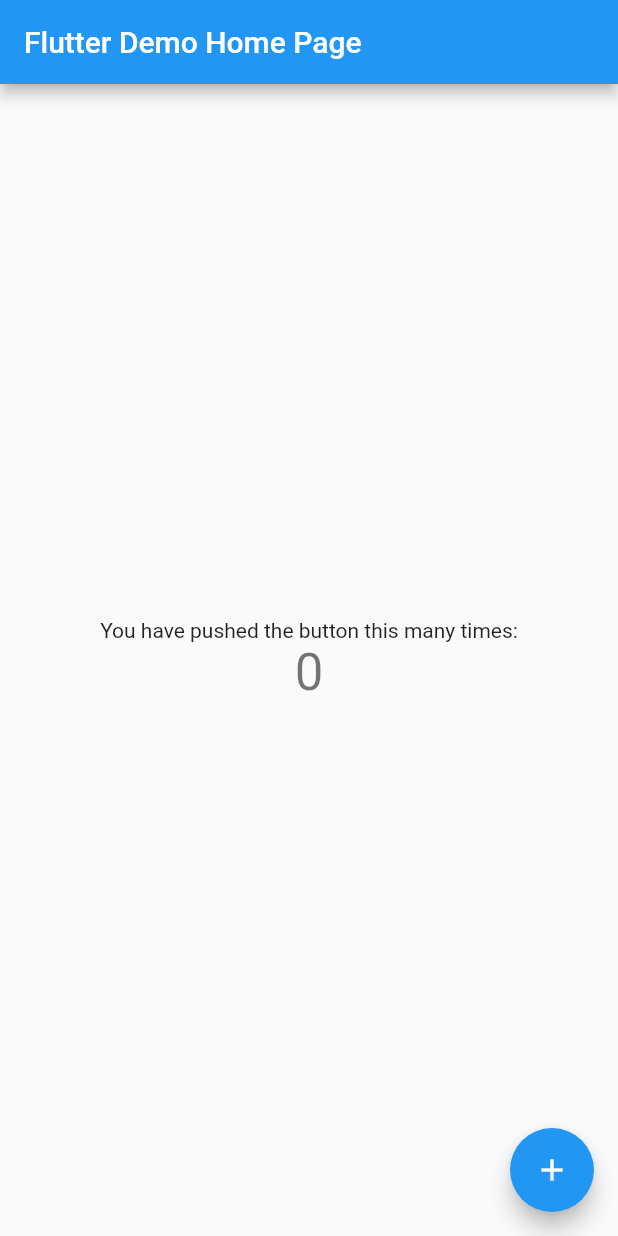
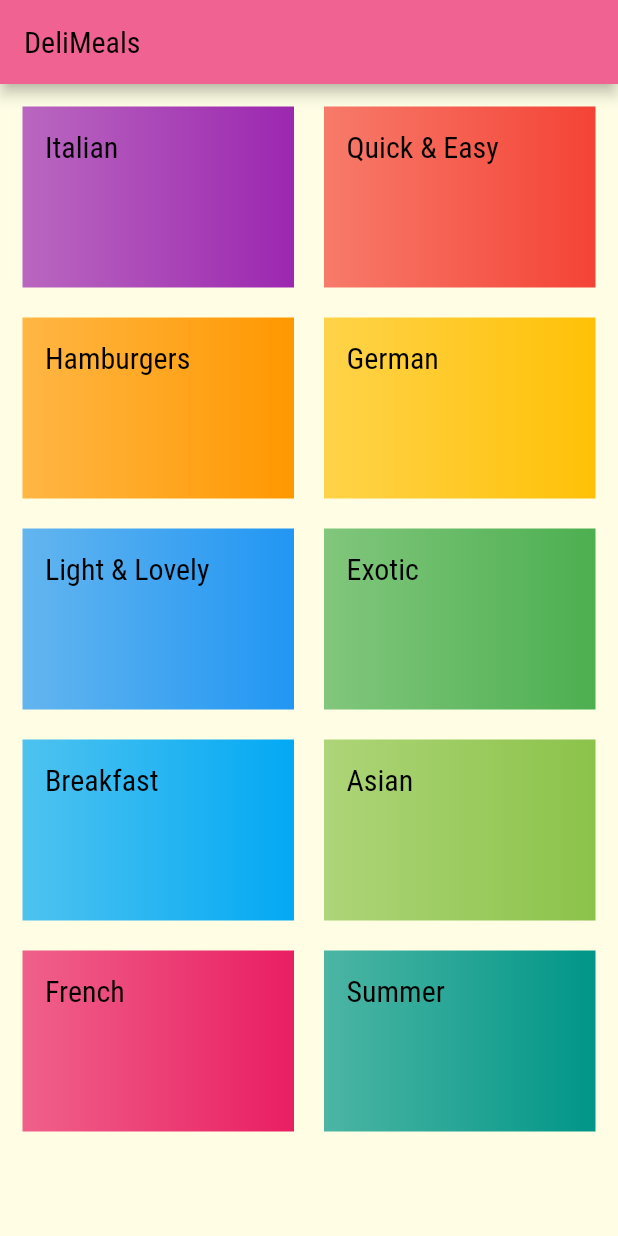
Before and after one commit to SpruceGabriela/meals-app, a Flutter app: the screen it shows after launch, on a phone screen of 412 x 824 dp. Run offline on Flutter 3.47's test engine with Material 2 defaults, Android fonts, the phone set to English and light mode, and no system bars.

Commit message:
configuring the categories screen style

```diff
--- /dev/null
+++ b/lib/categories_screen.dart
@@ -0,0 +1,28 @@
+import 'package:flutter/material.dart';
+import './dummy_data.dart';
+import './category_item.dart';
+
+class CategoriesScreen extends StatelessWidget {
+  @override
+  Widget build(BuildContext context) {
+    return Scaffold(
+      appBar: AppBar(
+        title: Text(
+          'DeliMeals',
+          style: Theme.of(context).textTheme.title
+          ),
+        backgroundColor: Theme.of(context).primaryColor,
+      ),
+      body: GridView(
+        padding: const EdgeInsets.all(15),
+      children: DUMMY_CATEGORIES.map((catData) => CategoryItem(catData.title, catData.color)).toList(),
+      gridDelegate: SliverGridDelegateWithMaxCrossAxisExtent(
+        maxCrossAxisExtent: 200,
+        childAspectRatio: 3 / 2,
+        crossAxisSpacing: 20,
+        mainAxisSpacing: 20,
+        ),
+      ),
+    );
+  }
+}
--- /dev/null
+++ b/lib/category_item.dart
@@ -0,0 +1,28 @@
+import 'package:flutter/material.dart';
+
+import './models/category.dart';
+
+class CategoryItem extends StatelessWidget {
+  final String title;
+  final Color color;
+
+  CategoryItem(this.title, this.color);
+
+  @override
+  Widget build(BuildContext context) {
+    return Container(
+      padding: const EdgeInsets.all(15),
+      child: Text(title, style: Theme.of(context).textTheme.title,),
+      decoration: BoxDecoration(
+        gradient: LinearGradient(
+          colors: [
+            color.withOpacity(0.7),
+            color,
+          ],
+          begin: Alignment.bottomLeft,
+          end: Alignment.bottomRight
+        ),
+      ),
+    );
+  }
+}
--- /dev/null
+++ b/lib/dummy_data.dart
@@ -0,0 +1,56 @@
+import 'package:flutter/material.dart';
+
+import './models/category.dart';
+
+const DUMMY_CATEGORIES = const [
+  Category(
+    id: 'c1',
+    title: 'Italian',
+    color: Colors.purple,
+  ),
+  Category(
+    id: 'c2',
+    title: 'Quick & Easy',
+    color: Colors.red,
+  ),
+  Category(
+    id: 'c3',
+    title: 'Hamburgers',
+    color: Colors.orange,
+  ),
+  Category(
+    id: 'c4',
+    title: 'German',
+    color: Colors.amber,
+  ),
+  Category(
+    id: 'c5',
+    title: 'Light & Lovely',
+    color: Colors.blue,
+  ),
+  Category(
+    id: 'c6',
+    title: 'Exotic',
+    color: Colors.green,
+  ),
+  Category(
+    id: 'c7',
+    title: 'Breakfast',
+    color: Colors.lightBlue,
+  ),
+  Category(
+    id: 'c8',
+    title: 'Asian',
+    color: Colors.lightGreen,
+  ),
+  Category(
+    id: 'c9',
+    title: 'French',
+    color: Colors.pink,
+  ),
+  Category(
+    id: 'c10',
+    title: 'Summer',
+    color: Colors.teal,
+  ),
+];
--- a/lib/main.dart
+++ b/lib/main.dart
@@ -1,111 +1,33 @@
 import 'package:flutter/material.dart';
+import './categories_screen.dart';
 
 void main() => runApp(MyApp());
 
 class MyApp extends StatelessWidget {
-  // This widget is the root of your application.
   @override
   Widget build(BuildContext context) {
     return MaterialApp(
-      title: 'Flutter Demo',
+      title: 'DeliMeal',
       theme: ThemeData(
-        // This is the theme of your application.
-        //
-        // Try running your application with "flutter run". You'll see the
-        // application has a blue toolbar. Then, without quitting the app, try
-        // changing the primarySwatch below to Colors.green and then invoke
-        // "hot reload" (press "r" in the console where you ran "flutter run",
-        // or simply save your changes to "hot reload" in a Flutter IDE).
-        // Notice that the counter didn't reset back to zero; the application
-        // is not restarted.
-        primarySwatch: Colors.blue,
+        primaryColor:  Color.fromRGBO(240, 98, 146, 1),
+        accentColor: Color.fromRGBO(255, 148, 194, 1),
+        canvasColor: Color.fromRGBO(255, 254, 229, 1),
+        fontFamily: 'Raleway',
+        textTheme: ThemeData.light().textTheme.copyWith(
+          body1: TextStyle(
+            color: Color.fromRGBO(20, 51, 51, 1),
+          ),
+          body2: TextStyle(
+            color: Color.fromRGBO(20, 51, 51, 1),
+          ),
+          title: TextStyle(
+            fontSize: 20,
+            fontFamily: 'RobotoCondensed',
+            color: Colors.black,
+          )
+        )
       ),
-      home: MyHomePage(title: 'Flutter Demo Home Page'),
+      home: CategoriesScreen(),
     );
   }
 }
-
-class MyHomePage extends StatefulWidget {
-  MyHomePage({Key key, this.title}) : super(key: key);
-
-  // This widget is the home page of your application. It is stateful, meaning
-  // that it has a State object (defined below) that contains fields that affect
-  // how it looks.
-
-  // This class is the configuration for the state. It holds the values (in this
-  // case the title) provided by the parent (in this case the App widget) and
-  // used by the build method of the State. Fields in a Widget subclass are
-  // always marked "final".
-
-  final String title;
-
-  @override
-  _MyHomePageState createState() => _MyHomePageState();
-}
-
-class _MyHomePageState extends State<MyHomePage> {
-  int _counter = 0;
-
-  void _incrementCounter() {
-    setState(() {
-      // This call to setState tells the Flutter framework that something has
-      // changed in this State, which causes it to rerun the build method below
-      // so that the display can reflect the updated values. If we changed
-      // _counter without calling setState(), then the build method would not be
-      // called again, and so nothing would appear to happen.
-      _counter++;
-    });
-  }
-
-  @override
-  Widget build(BuildContext context) {
-    // This method is rerun every time setState is called, for instance as done
-    // by the _incrementCounter method above.
-    //
-    // The Flutter framework has been optimized to make rerunning build methods
-    // fast, so that you can just rebuild anything that needs updating rather
-    // than having to individually change instances of widgets.
-    return Scaffold(
-      appBar: AppBar(
-        // Here we take the value from the MyHomePage object that was created by
-        // the App.build method, and use it to set our appbar title.
-        title: Text(widget.title),
-      ),
-      body: Center(
-        // Center is a layout widget. It takes a single child and positions it
-        // in the middle of the parent.
-        child: Column(
-          // Column is also a layout widget. It takes a list of children and
-          // arranges them vertically. By default, it sizes itself to fit its
-          // children horizontally, and tries to be as tall as its parent.
-          //
-          // Invoke "debug painting" (press "p" in the console, choose the
-          // "Toggle Debug Paint" action from the Flutter Inspector in Android
-          // Studio, or the "Toggle Debug Paint" command in Visual Studio Code)
-          // to see the wireframe for each widget.
-          //
-          // Column has various properties to control how it sizes itself and
-          // how it positions its children. Here we use mainAxisAlignment to
-          // center the children vertically; the main axis here is the vertical
-          // axis because Columns are vertical (the cross axis would be
-          // horizontal).
-          mainAxisAlignment: MainAxisAlignment.center,
-          children: <Widget>[
-            Text(
-              'You have pushed the button this many times:',
-            ),
-            Text(
-              '$_counter',
-              style: Theme.of(context).textTheme.display1,
-            ),
-          ],
-        ),
-      ),
-      floatingActionButton: FloatingActionButton(
-        onPressed: _incrementCounter,
-        tooltip: 'Increment',
-        child: Icon(Icons.add),
-      ), // This trailing comma makes auto-formatting nicer for build methods.
-    );
-  }
-}
--- /dev/null
+++ b/lib/models/category.dart
@@ -0,0 +1,13 @@
+import 'package:flutter/material.dart';
+
+class Category{
+  final String id;
+  final String title;
+  final Color color;
+
+  const Category({
+    @required this.id,
+    @required this.title,
+    this.color = Colors.orange,
+  });
+}
```
Also changed, not shown: pubspec.yaml (+18 -6 lines), assets/fonts/Raleway-Black.ttf (added), assets/fonts/Raleway-Bold.ttf (added), assets/fonts/Raleway-Regular.ttf (added), assets/fonts/RobotoCondensed-Bold.ttf (added), assets/fonts/RobotoCondensed-Italic.ttf (added), assets/fonts/RobotoCondensed-Light.ttf (added), assets/fonts/RobotoCondensed-Regular.ttf (added), 1 other file.
